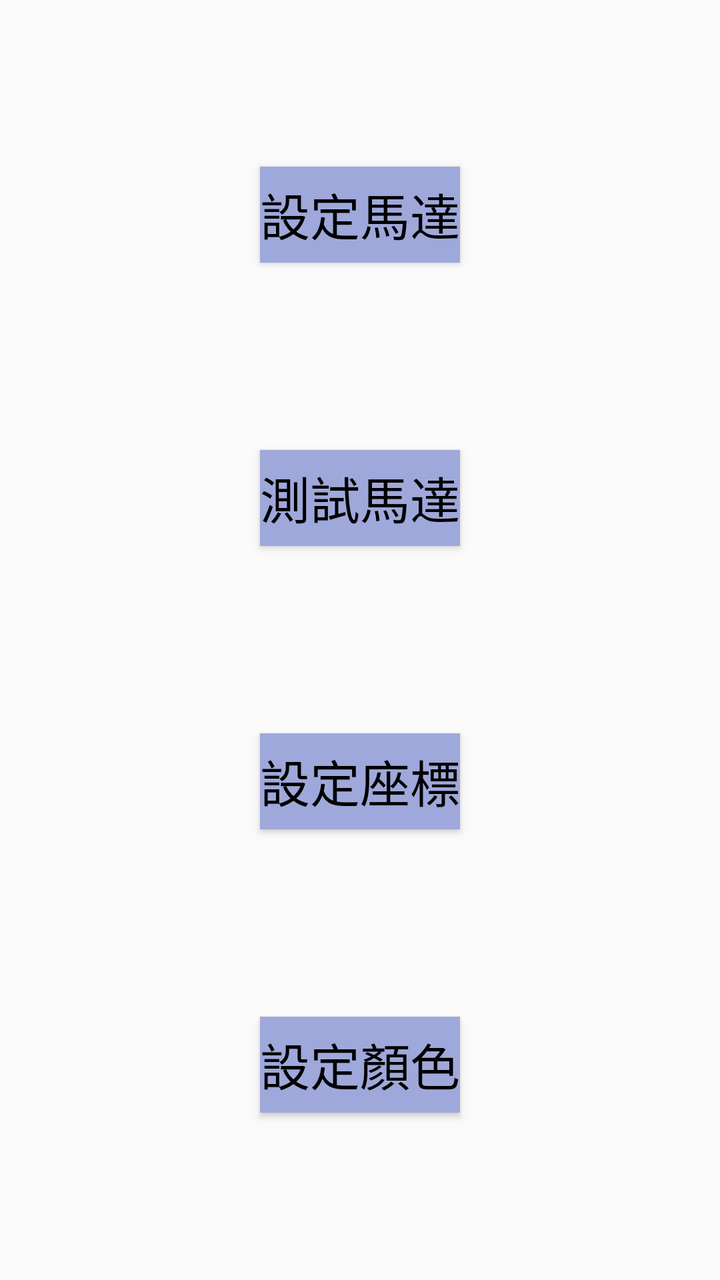
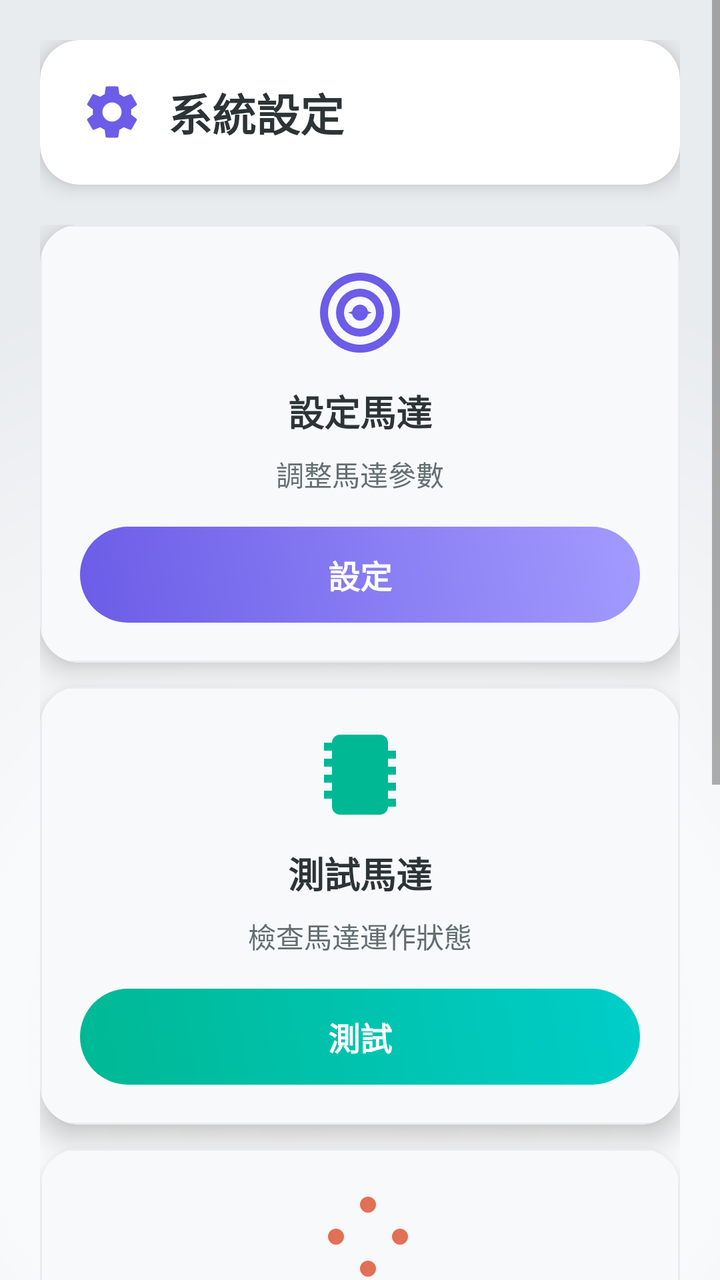

Before-and-after screenshots of an Android layout around one commit, followed by the original layout XML and the change that was made.
<!-- AndroidManifest.xml: application theme Theme.Test -->
<!-- res/layout/fragment_setting.xml -->
<?xml version="1.0" encoding="utf-8"?>
<LinearLayout
    xmlns:android="http://schemas.android.com/apk/res/android"
    xmlns:tools="http://schemas.android.com/tools"
    android:layout_width="match_parent"
    android:layout_height="match_parent"
    android:orientation="vertical"
    tools:context=".SettingFragment">

    <Space
        android:layout_width="match_parent"
        android:layout_height="0dp"
        android:layout_weight="1" />

    <Button
        android:id="@+id/motor_button"
        android:layout_width="wrap_content"
        android:layout_height="wrap_content"
        android:text="設定馬達"
        android:textColor="#000"
        android:layout_marginVertical="10dp"
        android:layout_gravity="center"
        android:textSize="25sp"
        android:background="#9FA8DA"
        />

    <Space
        android:layout_width="match_parent"
        android:layout_height="0dp"
        android:layout_weight="1" />
    <Button
        android:id="@+id/testMotor_button"
        android:layout_width="wrap_content"
        android:layout_height="wrap_content"
        android:text="測試馬達"
        android:textColor="#000"
        android:layout_marginVertical="10dp"
        android:layout_gravity="center"
        android:background="#9FA8DA"
        android:textSize="25sp"
        />

    <Space
        android:layout_width="match_parent"
        android:layout_height="0dp"
        android:layout_weight="1" />

    <Button
        android:id="@+id/coordinate_button"
        android:layout_width="wrap_content"
        android:layout_height="wrap_content"
        android:text="設定座標"
        android:textColor="#000"
        android:layout_marginVertical="10dp"
        android:layout_gravity="center"
        android:textSize="25sp"
        android:background="#9FA8DA"
        />

    <Space
        android:layout_width="match_parent"
        android:layout_height="0dp"
        android:layout_weight="1" />

    <Button
        android:id="@+id/color_button"
        android:layout_width="wrap_content"
        android:layout_height="wrap_content"
        android:text="設定顏色"
        android:textColor="#000"
        android:layout_marginVertical="10dp"
        android:layout_gravity="center"
        android:background="#9FA8DA"
        android:textSize="25sp"
        />

    <Space
        android:layout_width="match_parent"
        android:layout_height="0dp"
        android:layout_weight="1" />

</LinearLayout>
<!-- resources referenced by this layout -->
<resources>
  <!-- unchanged entries left out for length: 1 -->
</resources>

<!-- the commit's change to res/layout/fragment_setting.xml (unified diff, before → after) -->
@@ -1,82 +1,299 @@
 <?xml version="1.0" encoding="utf-8"?>
-<LinearLayout
+<ScrollView
     xmlns:android="http://schemas.android.com/apk/res/android"
     xmlns:tools="http://schemas.android.com/tools"
+    xmlns:app="http://schemas.android.com/apk/res-auto"
     android:layout_width="match_parent"
     android:layout_height="match_parent"
-    android:orientation="vertical"
-    tools:context=".SettingFragment">
-
-    <Space
+    tools:context=".SettingFragment"
+    >
+    <androidx.constraintlayout.widget.ConstraintLayout
         android:layout_width="match_parent"
-        android:layout_height="0dp"
-        android:layout_weight="1" />
-
-    <Button
-        android:id="@+id/motor_button"
-        android:layout_width="wrap_content"
-        android:layout_height="wrap_content"
-        android:text="設定馬達"
-        android:textColor="#000"
-        android:layout_marginVertical="10dp"
-        android:layout_gravity="center"
-        android:textSize="25sp"
-        android:background="#9FA8DA"
-        />
-
-    <Space
-        android:layout_width="match_parent"
-        android:layout_height="0dp"
-        android:layout_weight="1" />
-    <Button
-        android:id="@+id/testMotor_button"
-        android:layout_width="wrap_content"
-        android:layout_height="wrap_content"
-        android:text="測試馬達"
-        android:textColor="#000"
-        android:layout_marginVertical="10dp"
-        android:layout_gravity="center"
-        android:background="#9FA8DA"
-        android:textSize="25sp"
-        />
-
-    <Space
-        android:layout_width="match_parent"
-        android:layout_height="0dp"
-        android:layout_weight="1" />
-
-    <Button
-        android:id="@+id/coordinate_button"
-        android:layout_width="wrap_content"
-        android:layout_height="wrap_content"
-        android:text="設定座標"
-        android:textColor="#000"
-        android:layout_marginVertical="10dp"
-        android:layout_gravity="center"
-        android:textSize="25sp"
-        android:background="#9FA8DA"
-        />
-
-    <Space
-        android:layout_width="match_parent"
-        android:layout_height="0dp"
-        android:layout_weight="1" />
-
-    <Button
-        android:id="@+id/color_button"
-        android:layout_width="wrap_content"
-        android:layout_height="wrap_content"
-        android:text="設定顏色"
-        android:textColor="#000"
-        android:layout_marginVertical="10dp"
-        android:layout_gravity="center"
-        android:background="#9FA8DA"
-        android:textSize="25sp"
-        />
-
-    <Space
-        android:layout_width="match_parent"
-        android:layout_height="0dp"
-        android:layout_weight="1" />
-
-</LinearLayout>
+        android:layout_height="match_parent"
+        android:background="@drawable/fragment_background"
+        android:padding="20dp"
+        >
+
+        
+        <androidx.cardview.widget.CardView
+            android:id="@+id/title_card"
+            android:layout_width="match_parent"
+            android:layout_height="wrap_content"
+            app:cardCornerRadius="20dp"
+            app:cardElevation="6dp"
+            android:backgroundTint="@color/white"
+            app:layout_constraintTop_toTopOf="parent"
+            app:layout_constraintStart_toStartOf="parent"
+            app:layout_constraintEnd_toEndOf="parent">
+
+            <LinearLayout
+                android:layout_width="match_parent"
+                android:layout_height="wrap_content"
+                android:orientation="horizontal"
+                android:padding="20dp"
+                android:gravity="center_vertical">
+
+                <ImageView
+                    android:layout_width="32dp"
+                    android:layout_height="32dp"
+                    android:src="@drawable/ic_settings"
+                    android:layout_marginEnd="12dp"
+                    app:tint="#6C5CE7" />
+
+                <TextView
+                    android:layout_width="wrap_content"
+                    android:layout_height="wrap_content"
+                    android:text="系統設定"
+                    android:textSize="22sp"
+                    android:textStyle="bold"
+                    android:textColor="#2D3436"/>
+
+            </LinearLayout>
+        </androidx.cardview.widget.CardView>
+
+        
+        <LinearLayout
+            android:layout_width="match_parent"
+            android:layout_height="match_parent"
+            android:orientation="vertical"
+            android:layout_marginTop="20dp"
+            app:layout_constraintTop_toBottomOf="@id/title_card"
+            app:layout_constraintBottom_toBottomOf="parent"
+            app:layout_constraintStart_toStartOf="parent"
+            app:layout_constraintEnd_toEndOf="parent">
+
+            
+            <androidx.cardview.widget.CardView
+                android:id="@+id/motor_card"
+                android:layout_width="match_parent"
+                android:layout_height="0dp"
+                android:layout_weight="1"
+                android:layout_marginBottom="12dp"
+                app:cardCornerRadius="20dp"
+                app:cardElevation="8dp"
+                android:backgroundTint="@color/white">
+
+                <LinearLayout
+                    android:layout_width="match_parent"
+                    android:layout_height="match_parent"
+                    android:orientation="vertical"
+                    android:gravity="center"
+                    android:padding="20dp"
+                    android:background="@drawable/card_ripple_effect">
+
+                    <ImageView
+                        android:layout_width="48dp"
+                        android:layout_height="48dp"
+                        android:src="@drawable/ic_motor"
+                        android:layout_marginBottom="12dp"
+                        app:tint="#6C5CE7" />
+
+                    <TextView
+                        android:layout_width="wrap_content"
+                        android:layout_height="wrap_content"
+                        android:text="設定馬達"
+                        android:textSize="18sp"
+                        android:textStyle="bold"
+                        android:textColor="#2D3436"
+                        android:layout_marginBottom="8dp"/>
+
+                    <TextView
+                        android:layout_width="wrap_content"
+                        android:layout_height="wrap_content"
+                        android:text="調整馬達參數"
+                        android:textSize="14sp"
+                        android:textColor="#636e72"
+                        android:gravity="center"/>
+
+                    <Button
+                        android:id="@+id/motor_button"
+                        android:layout_width="match_parent"
+                        android:layout_height="wrap_content"
+                        android:layout_marginTop="16dp"
+                        android:text="設定"
+                        android:textSize="16sp"
+                        android:textColor="@color/white"
+                        android:textStyle="bold"
+                        android:background="@drawable/gradient_button"
+                        android:stateListAnimator="@null"
+                        android:elevation="0dp"/>
+                </LinearLayout>
+            </androidx.cardview.widget.CardView>
+
+            
+            <androidx.cardview.widget.CardView
+                android:id="@+id/test_motor_card"
+                android:layout_width="match_parent"
+                android:layout_height="0dp"
+                android:layout_weight="1"
+                android:layout_marginBottom="12dp"
+                app:cardCornerRadius="20dp"
+                app:cardElevation="8dp"
+                android:backgroundTint="@color/white">
+
+                <LinearLayout
+                    android:layout_width="match_parent"
+                    android:layout_height="match_parent"
+                    android:orientation="vertical"
+                    android:gravity="center"
+                    android:padding="20dp"
+                    android:background="@drawable/card_ripple_effect">
+
+                    <ImageView
+                        android:layout_width="48dp"
+                        android:layout_height="48dp"
+                        android:src="@drawable/ic_test"
+                        android:layout_marginBottom="12dp"
+                        app:tint="#00B894" />
+
+                    <TextView
+                        android:layout_width="wrap_content"
+                        android:layout_height="wrap_content"
+                        android:text="測試馬達"
+                        android:textSize="18sp"
+                        android:textStyle="bold"
+                        android:textColor="#2D3436"
+                        android:layout_marginBottom="8dp"/>
+
+                    <TextView
+                        android:layout_width="wrap_content"
+                        android:layout_height="wrap_content"
+                        android:text="檢查馬達運作狀態"
+                        android:textSize="14sp"
+                        android:textColor="#636e72"
+                        android:gravity="center"/>
+
+                    <Button
+                        android:id="@+id/testMotor_button"
+                        android:layout_width="match_parent"
+                        android:layout_height="wrap_content"
+                        android:layout_marginTop="16dp"
+                        android:text="測試"
+                        android:textSize="16sp"
+                        android:textColor="@color/white"
+                        android:textStyle="bold"
+                        android:background="@drawable/gradient_button_secondary"
+                        android:stateListAnimator="@null"
+                        android:elevation="0dp"/>
+                </LinearLayout>
+            </androidx.cardview.widget.CardView>
+
+            
+            <androidx.cardview.widget.CardView
+                android:id="@+id/coordinate_card"
+                android:layout_width="match_parent"
+                android:layout_height="0dp"
+                android:layout_weight="1"
+                android:layout_marginBottom="12dp"
+                app:cardCornerRadius="20dp"
+                app:cardElevation="8dp"
+                android:backgroundTint="@color/white">
+
+                <LinearLayout
+                    android:layout_width="match_parent"
+                    android:layout_height="match_parent"
+                    android:orientation="vertical"
+                    android:gravity="center"
+                    android:padding="20dp"
+                    android:background="@drawable/card_ripple_effect">
+
+                    <ImageView
+                        android:layout_width="48dp"
+                        android:layout_height="48dp"
+                        android:src="@drawable/ic_coordinate"
+                        android:layout_marginBottom="12dp"
+                        app:tint="#E17055" />
+
+                    <TextView
+                        android:layout_width="wrap_content"
+                        android:layout_height="wrap_content"
+                        android:text="設定座標"
+                        android:textSize="18sp"
+                        android:textStyle="bold"
+                        android:textColor="#2D3436"
+                        android:layout_marginBottom="8dp"/>
+
+                    <TextView
+                        android:layout_width="wrap_content"
+                        android:layout_height="wrap_content"
+                        android:text="校準魔方位置"
+                        android:textSize="14sp"
+                        android:textColor="#636e72"
+                        android:gravity="center"/>
+
+                    <Button
+                        android:id="@+id/coordinate_button"
+                        android:layout_width="match_parent"
+                        android:layout_height="wrap_content"
+                        android:layout_marginTop="16dp"
+                        android:text="校準"
+                        android:textSize="16sp"
+                        android:textColor="@color/white"
+                        android:textStyle="bold"
+                        android:background="@drawable/gradient_button_tertiary"
+                        android:stateListAnimator="@null"
+                        android:elevation="0dp"/>
+                </LinearLayout>
+            </androidx.cardview.widget.CardView>
+
+            
+            <androidx.cardview.widget.CardView
+                android:id="@+id/color_card"
+                android:layout_width="match_parent"
+                android:layout_height="0dp"
+                android:layout_weight="1"
+                app:cardCornerRadius="20dp"
+                app:cardElevation="8dp"
+                android:backgroundTint="@color/white">
+
+                <LinearLayout
+                    android:layout_width="match_parent"
+                    android:layout_height="match_parent"
+                    android:orientation="vertical"
+                    android:gravity="center"
+                    android:padding="20dp"
+                    android:background="@drawable/card_ripple_effect">
+
+                    <ImageView
+                        android:layout_width="48dp"
+                        android:layout_height="48dp"
+                        android:src="@drawable/ic_palette"
+                        android:layout_marginBottom="12dp"
+                        app:tint="#FDCB6E" />
+
+                    <TextView
+                        android:layout_width="wrap_content"
+                        android:layout_height="wrap_content"
+                        android:text="設定顏色"
+                        android:textSize="18sp"
+                        android:textStyle="bold"
+                        android:textColor="#2D3436"
+                        android:layout_marginBottom="8dp"/>
+
+                    <TextView
+                        android:layout_width="wrap_content"
+                        android:layout_height="wrap_content"
+                        android:text="配置顏色識別"
+                        android:textSize="14sp"
+                        android:textColor="#636e72"
+                        android:gravity="center"/>
+
+                    <Button
+                        android:id="@+id/color_button"
+                        android:layout_width="match_parent"
+                        android:layout_height="wrap_content"
+                        android:layout_marginTop="16dp"
+                        android:text="配置"
+                        android:textSize="16sp"
+                        android:textColor="@color/white"
+                        android:textStyle="bold"
+                        android:background="@drawable/gradient_button_quaternary"
+                        android:stateListAnimator="@null"
+                        android:elevation="0dp"/>
+                </LinearLayout>
+            </androidx.cardview.widget.CardView>
+
+        </LinearLayout>
+
+    </androidx.constraintlayout.widget.ConstraintLayout>
+</ScrollView>
<!-- resource entries referenced after the edit -->
@@ -1,5 +1,166 @@
 <!-- resources referenced by this layout -->
 <resources>
+  <color name="white">#FFFFFFFF</color>
+  <!-- drawable card_ripple_effect (drawable) -->
+  <?xml version="1.0" encoding="utf-8"?>
+  <ripple xmlns:android="http://schemas.android.com/apk/res/android"
+      android:color="@android:color/white">
+      <item android:id="@android:id/mask">
+          <shape android:shape="rectangle">
+              <solid android:color="@android:color/white" />
+              <corners android:radius="12dp" />
+          </shape>
+      </item>
+      <item>
+          <shape android:shape="rectangle">
+              <solid android:color="#F8F9FA" />
+              <corners android:radius="12dp" />
+              <stroke android:width="1dp" android:color="#E9ECEF" />
+          </shape>
+      </item>
+  </ripple>
+  <!-- drawable fragment_background (drawable) -->
+  <?xml version="1.0" encoding="utf-8"?>
+  <shape xmlns:android="http://schemas.android.com/apk/res/android">
+      <gradient
+          android:type="radial"
+          android:gradientRadius="400dp"
+          android:centerColor="#f8f9fa"
+          android:endColor="#e9ecef"/>
+  </shape>
+  <!-- drawable gradient_button (drawable) -->
+  <?xml version="1.0" encoding="utf-8"?>
+  <shape xmlns:android="http://schemas.android.com/apk/res/android">
+      <gradient
+          android:type="linear"
+          android:angle="45"
+          android:startColor="#6C5CE7"
+          android:endColor="#A29BFE"/>
+      <corners android:radius="28dp"/>
+  </shape>
+  <!-- drawable gradient_button_quaternary (drawable) -->
+  <?xml version="1.0" encoding="utf-8"?>
+  <shape xmlns:android="http://schemas.android.com/apk/res/android"
+      android:shape="rectangle">
+      <gradient
+          android:startColor="#74B9FF"
+          android:endColor="#0984E3"
+          android:angle="45" />
+      <corners android:radius="12dp" />
+      <stroke
+          android:width="2dp"
+          android:color="#FFFFFF" />
+  </shape>
+  <!-- drawable gradient_button_secondary (drawable) -->
+  <?xml version="1.0" encoding="utf-8"?>
+  <shape xmlns:android="http://schemas.android.com/apk/res/android">
+      <gradient
+          android:type="linear"
+          android:angle="45"
+          android:startColor="#00B894"
+          android:endColor="#00CEC9"/>
+      <corners android:radius="28dp"/>
+  </shape>
+  <!-- drawable gradient_button_tertiary (drawable) -->
+  <?xml version="1.0" encoding="utf-8"?>
+  <shape xmlns:android="http://schemas.android.com/apk/res/android"
+      android:shape="rectangle">
+      <gradient
+          android:startColor="#FD79A8"
+          android:endColor="#E84393"
+          android:angle="45" />
+      <corners android:radius="12dp" />
+      <stroke
+          android:width="2dp"
+          android:color="#FFFFFF" />
+  </shape>
+  <!-- drawable ic_coordinate (drawable) -->
+  <?xml version="1.0" encoding="utf-8"?>
+  <vector xmlns:android="http://schemas.android.com/apk/res/android"
+      android:width="24dp"
+      android:height="24dp"
+      android:viewportWidth="24"
+      android:viewportHeight="24">
+      <path
+          android:fillColor="#6C5CE7"
+          android:pathData="M12,2L12,22M2,12L22,12"/>
+      <path
+          android:fillColor="#A29BFE"
+          android:pathData="M5,5L19,19M19,5L5,19"/>
+      <path
+          android:fillColor="#00B894"
+          android:pathData="M12,4A2,2 0,0 1,14 2A2,2 0,0 1,16 4A2,2 0,0 1,14 6A2,2 0,0 1,12 4ZM12,20A2,2 0,0 1,14 18A2,2 0,0 1,16 20A2,2 0,0 1,14 22A2,2 0,0 1,12 20ZM4,12A2,2 0,0 1,6 10A2,2 0,0 1,8 12A2,2 0,0 1,6 14A2,2 0,0 1,4 12ZM20,12A2,2 0,0 1,22 10A2,2 0,0 1,24 12A2,2 0,0 1,22 14A2,2 0,0 1,20 12Z"/>
+  </vector>
+  <!-- drawable ic_motor (drawable) -->
+  <?xml version="1.0" encoding="utf-8"?>
+  <vector xmlns:android="http://schemas.android.com/apk/res/android"
+      android:width="24dp"
+      android:height="24dp"
+      android:viewportWidth="24"
+      android:viewportHeight="24">
+      <path
+          android:fillColor="#6C5CE7"
+          android:pathData="M12,2A10,10 0,0 0,2 12A10,10 0,0 0,12 22A10,10 0,0 0,22 12A10,10 0,0 0,12 2ZM12,4A8,8 0,0 1,20 12A8,8 0,0 1,12 20A8,8 0,0 1,4 12A8,8 0,0 1,12 4Z"/>
+      <path
+          android:fillColor="#A29BFE"
+          android:pathData="M12,6A6,6 0,0 0,6 12A6,6 0,0 0,12 18A6,6 0,0 0,18 12A6,6 0,0 0,12 6ZM12,8A4,4 0,0 1,16 12A4,4 0,0 1,12 16A4,4 0,0 1,8 12A4,4 0,0 1,12 8Z"/>
+      <path
+          android:fillColor="#00B894"
+          android:pathData="M12,10A2,2 0,0 0,10 12A2,2 0,0 0,12 14A2,2 0,0 0,14 12A2,2 0,0 0,12 10Z"/>
+      <path
+          android:fillColor="#2D3436"
+          android:pathData="M12,11L15,12L12,13L9,12L12,11Z"/>
+  </vector>
+  <!-- drawable ic_palette (drawable) -->
+  <vector xmlns:android="http://schemas.android.com/apk/res/android"
+      android:width="24dp"
+      android:height="24dp"
+      android:viewportWidth="24"
+      android:viewportHeight="24">
+      <path
+          android:fillColor="#6C5CE7"
+          android:pathData="M12,2C6.49,2 2,6.49 2,12C2,17.51 6.49,22 12,22C13.01,22 13.75,21.26 13.75,20.25C13.75,19.79 13.58,19.37 13.3,19.06C13.03,18.75 12.85,18.33 12.85,17.87C12.85,16.86 13.61,16.1 14.62,16.1L16.5,16.1C19.54,16.1 22,13.64 22,10.6C22,5.8 17.5,2 12,2Z"/>
+      <path
+          android:fillColor="#E74C3C"
+          android:pathData="M8.5,7A1.5,1.5 0,0 1,10 8.5A1.5,1.5 0,0 1,8.5 10A1.5,1.5 0,0 1,7 8.5A1.5,1.5 0,0 1,8.5 7Z"/>
+      <path
+          android:fillColor="#F39C12"
+          android:pathData="M15.5,7A1.5,1.5 0,0 1,17 8.5A1.5,1.5 0,0 1,15.5 10A1.5,1.5 0,0 1,14 8.5A1.5,1.5 0,0 1,15.5 7Z"/>
+      <path
+          android:fillColor="#2ECC71"
+          android:pathData="M8.5,11A1.5,1.5 0,0 1,10 12.5A1.5,1.5 0,0 1,8.5 14A1.5,1.5 0,0 1,7 12.5A1.5,1.5 0,0 1,8.5 11Z"/>
+      <path
+          android:fillColor="#3498DB"
+          android:pathData="M15.5,11A1.5,1.5 0,0 1,17 12.5A1.5,1.5 0,0 1,15.5 14A1.5,1.5 0,0 1,14 12.5A1.5,1.5 0,0 1,15.5 11Z"/>
+  </vector>
+  <!-- drawable ic_settings (drawable) -->
+  <?xml version="1.0" encoding="utf-8"?>
+  <vector xmlns:android="http://schemas.android.com/apk/res/android"
+      android:width="24dp"
+      android:height="24dp"
+      android:viewportWidth="24"
+      android:viewportHeight="24">
+      <path
+          android:fillColor="#6C5CE7"
+          android:pathData="M19.14,12.94C19.18,12.64 19.2,12.33 19.2,12C19.2,11.68 19.18,11.36 19.13,11.06L21.16,9.48C21.34,9.34 21.39,9.07 21.28,8.87L19.36,5.55C19.24,5.33 18.99,5.26 18.77,5.33L16.38,6.29C15.88,5.91 15.35,5.59 14.76,5.35L14.4,2.81C14.36,2.57 14.16,2.4 13.92,2.4L10.08,2.4C9.84,2.4 9.65,2.57 9.61,2.81L9.25,5.35C8.66,5.59 8.12,5.92 7.63,6.29L5.24,5.33C5.02,5.25 4.77,5.33 4.65,5.55L2.74,8.87C2.62,9.08 2.66,9.34 2.86,9.48L4.89,11.06C4.84,11.36 4.8,11.69 4.8,12C4.8,12.31 4.82,12.64 4.87,12.94L2.84,14.52C2.66,14.66 2.61,14.93 2.72,15.13L4.64,18.45C4.76,18.67 5.01,18.74 5.23,18.67L7.62,17.71C8.12,18.09 8.65,18.41 9.24,18.65L9.6,21.19C9.64,21.43 9.84,21.6 10.08,21.6L13.92,21.6C14.16,21.6 14.35,21.43 14.39,21.19L14.75,18.65C15.34,18.41 15.88,18.09 16.37,17.71L18.76,18.67C18.98,18.75 19.23,18.67 19.35,18.45L21.27,15.13C21.39,14.92 21.34,14.66 21.14,14.52L19.14,12.94ZM12,15.6C10.02,15.6 8.4,13.98 8.4,12C8.4,10.02 10.02,8.4 12,8.4C13.98,8.4 15.6,10.02 15.6,12C15.6,13.98 13.98,15.6 12,15.6Z"/>
+  </vector>
+  <!-- drawable ic_test (drawable) -->
+  <?xml version="1.0" encoding="utf-8"?>
+  <vector xmlns:android="http://schemas.android.com/apk/res/android"
+      android:width="24dp"
+      android:height="24dp"
+      android:viewportWidth="24"
+      android:viewportHeight="24">
+      <path
+          android:fillColor="#6C5CE7"
+          android:pathData="M7,2L17,2C18.1,2 19,2.9 19,4L19,6L21,6L21,8L19,8L19,10L21,10L21,12L19,12L19,14L21,14L21,16L19,16L19,18L21,18L21,20L19,20L19,20C19,21.1 18.1,22 17,22L7,22C5.9,22 5,21.1 5,20L5,18L3,18L3,16L5,16L5,14L3,14L3,12L5,12L5,10L3,10L3,8L5,8L5,6L3,6L3,4L5,4L5,4C5,2.9 5.9,2 7,2Z"/>
+      <path
+          android:fillColor="#A29BFE"
+          android:pathData="M9,6L15,6L15,8L9,8L9,6ZM9,10L15,10L15,12L9,12L9,10ZM9,14L13,14L13,16L9,16L9,14Z"/>
+      <path
+          android:fillColor="#00B894"
+          android:pathData="M16,14L18,16L16,18L14,16L16,14Z"/>
+  </vector>
   <!-- unchanged entries left out for length: 1 -->
 </resources>
 
